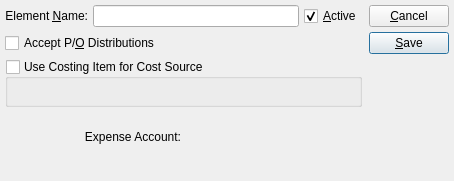
This is guiclient/userCostingElement.ui in knowhow/xtuple as Qt 5 draws it before an edit. The edited form follows.
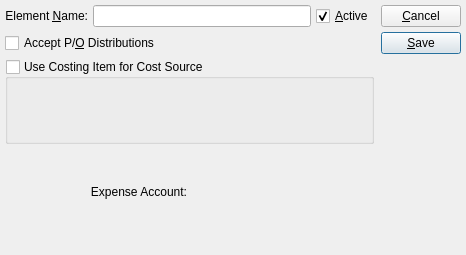
This is the edited form. Custom widgets are drawn as their Qt base class.

Diff of the .ui file:
```diff
--- a/guiclient/userCostingElement.ui
+++ b/guiclient/userCostingElement.ui
@@ -13,8 +13,8 @@
       <rect>
         <x>0</x>
         <y>0</y>
-        <width>454</width>
-        <height>181</height>
+    <width>466</width>
+    <height>255</height>
       </rect>
     </property>
   <property name="windowTitle">
@@ -29,17 +29,11 @@
       </property>
       <item>
     <layout class="QVBoxLayout">
-     <property name="margin">
-            <number>0</number>
-          </property>
           <item>
       <layout class="QHBoxLayout">
        <property name="spacing">
         <number>5</number>
        </property>
-       <property name="margin">
-                <number>0</number>
-              </property>
               <item>
         <widget class="QLabel" name="_nameLit">
          <property name="text">
@@ -58,9 +52,6 @@
          <property name="spacing">
           <number>5</number>
          </property>
-         <property name="margin">
-                    <number>0</number>
-                  </property>
                   <item>
           <widget class="XLineEdit" name="_name"/>
                   </item>
@@ -83,9 +74,6 @@
        <property name="spacing">
                 <number>0</number>
               </property>
-       <property name="margin">
-                <number>0</number>
-              </property>
               <item>
         <widget class="QCheckBox" name="_acceptPO">
          <property name="text">
@@ -181,17 +169,11 @@
      <property name="spacing">
             <number>0</number>
           </property>
-     <property name="margin">
-            <number>0</number>
-          </property>
           <item>
       <layout class="QVBoxLayout">
        <property name="spacing">
         <number>5</number>
        </property>
-       <property name="margin">
-                <number>0</number>
-              </property>
               <item>
         <widget class="QPushButton" name="_close">
          <property name="text">
@@ -237,6 +219,11 @@
  <layoutdefault spacing="6" margin="11"/>
   <pixmapfunction>qPixmapFromMimeSource</pixmapfunction>
  <customwidgets>
+  <customwidget>
+   <class>GLCluster</class>
+   <extends>QWidget</extends>
+   <header>glcluster.h</header>
+  </customwidget>
   <customwidget>
    <class>ItemCluster</class>
    <extends>QWidget</extends>
@@ -249,11 +236,6 @@
    <header>xlineedit.h</header>
    <container>1</container>
   </customwidget>
-  <customwidget>
-   <class>GLCluster</class>
-   <extends>QWidget</extends>
-   <header>glcluster.h</header>
-  </customwidget>
  </customwidgets>
   <tabstops>
     <tabstop>_name</tabstop>
```
Left out of the diff: 6 changed lines with no effect on the pictures. Lines whose indentation alone changed are shown as unchanged.
